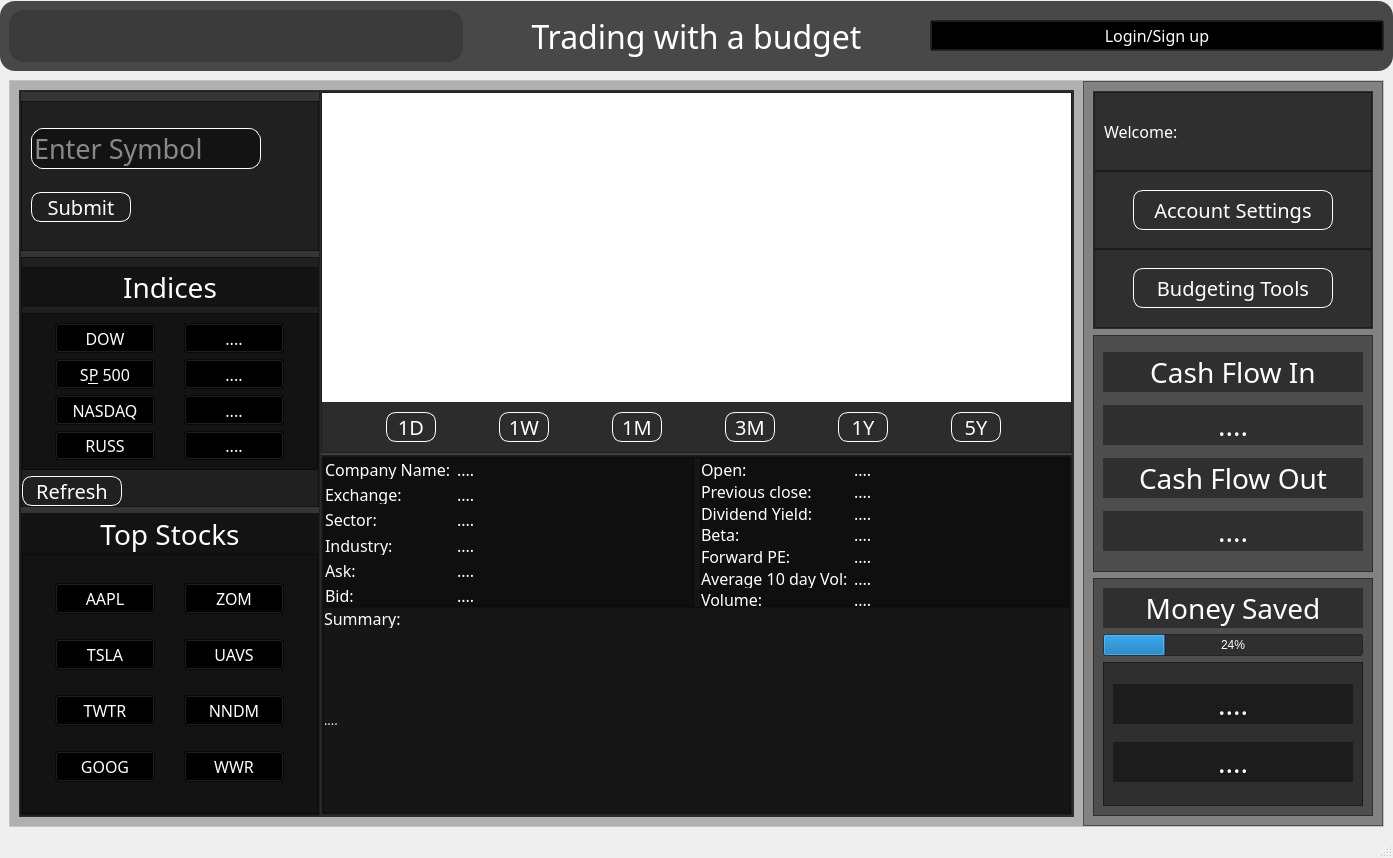
Above: test_ui.ui from kpatel0923/Python_web_scrapping_Stock_market_application before the change. Below: the same form after it.
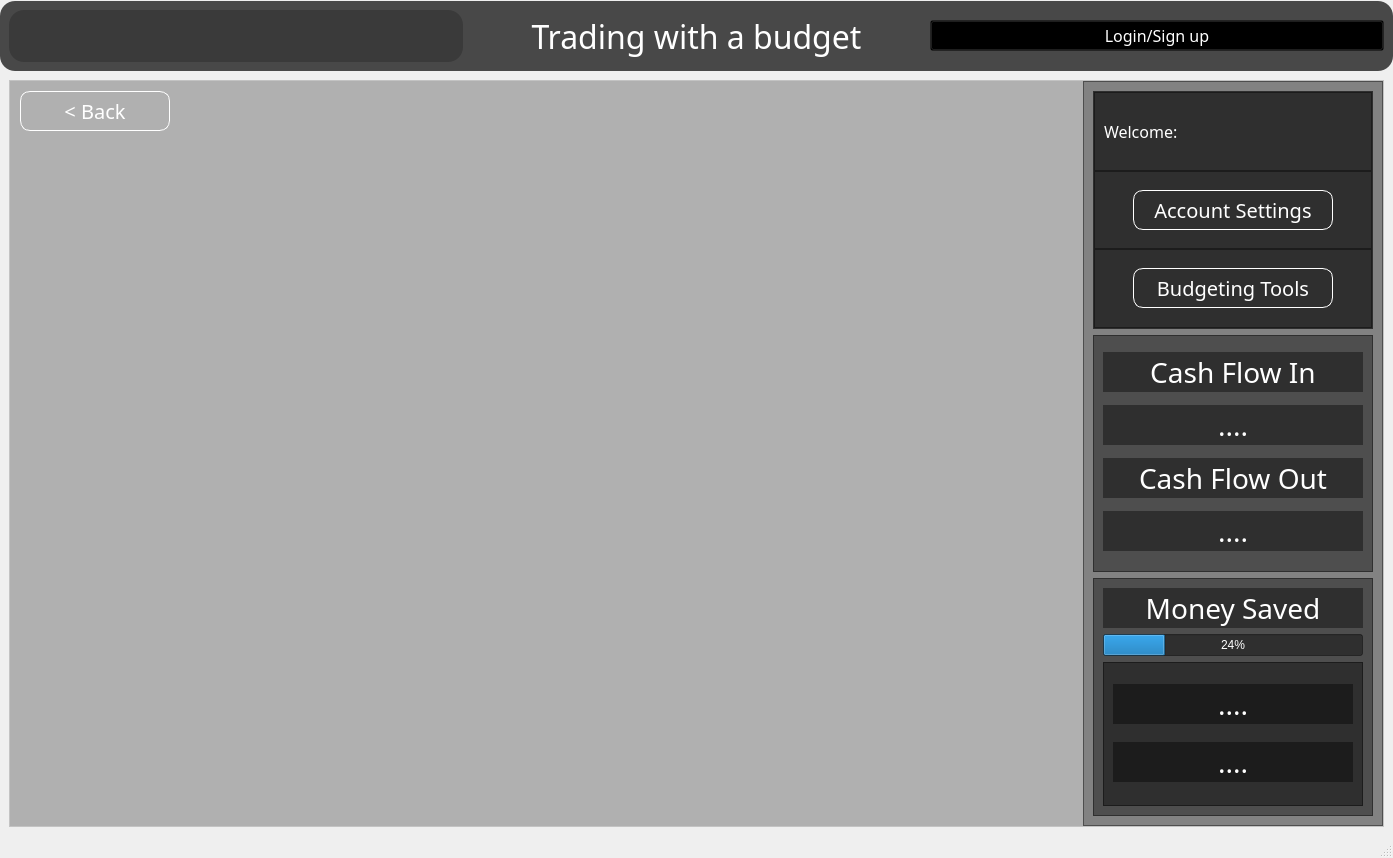
That is the form after the change. The open tabs and pages were chosen to show the change. Icons and pictures are not drawn. Custom widgets are drawn as their Qt base class.

What changed in the file:
```diff
--- a/test_ui.ui
+++ b/test_ui.ui
@@ -8040,6 +8040,53 @@
                   </property>
                  </widget>
                 </widget>
+                <widget class="QWidget" name="top">
+                 <widget class="QPushButton" name="btn_back_5">
+                  <property name="geometry">
+                   <rect>
+                    <x>10</x>
+                    <y>10</y>
+                    <width>150</width>
+                    <height>40</height>
+                   </rect>
+                  </property>
+                  <property name="minimumSize">
+                   <size>
+                    <width>150</width>
+                    <height>40</height>
+                   </size>
+                  </property>
+                  <property name="maximumSize">
+                   <size>
+                    <width>150</width>
+                    <height>16777215</height>
+                   </size>
+                  </property>
+                  <property name="font">
+                   <font>
+                    <family>century gothic</family>
+                    <pointsize>15</pointsize>
+                   </font>
+                  </property>
+                  <property name="styleSheet">
+                   <string notr="true">QPushButton
+{
+	background: transparent;
+	border-radius: 10px;
+	color: rgb(255, 255, 255);
+	border: 1px solid rgb(255, 255, 255)
+}
+
+QPushButton:hover
+{
+	background-color: rgb(0, 170, 255);
+}</string>
+                  </property>
+                  <property name="text">
+                   <string>&lt; Back</string>
+                  </property>
+                 </widget>
+                </widget>
                </widget>
               </item>
               <item>
```
